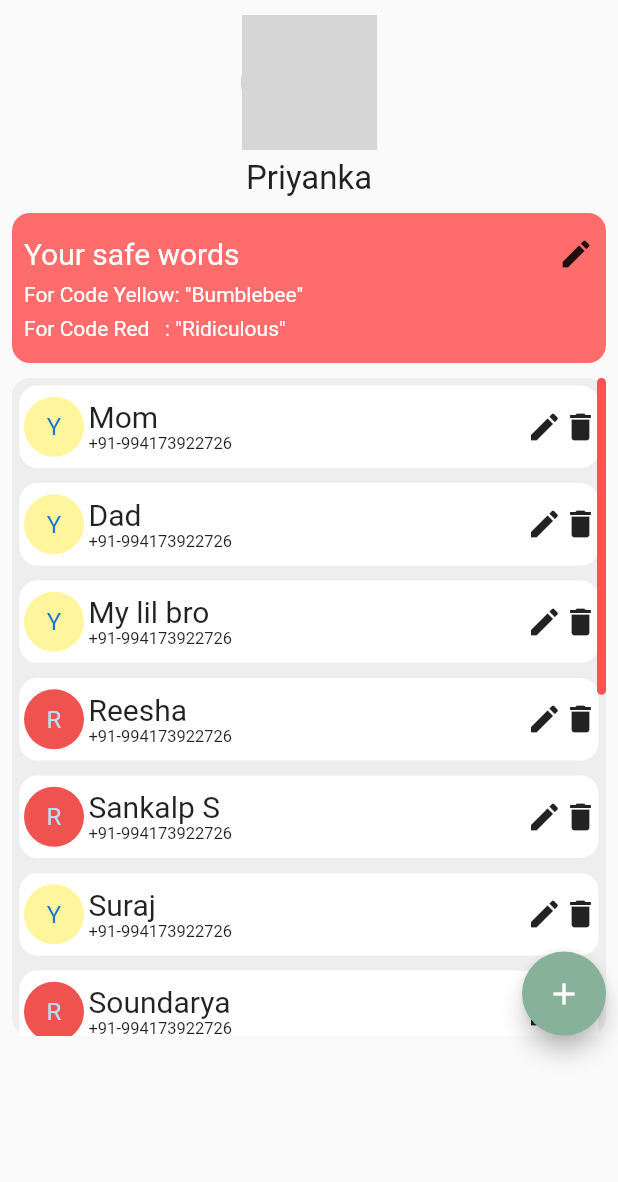
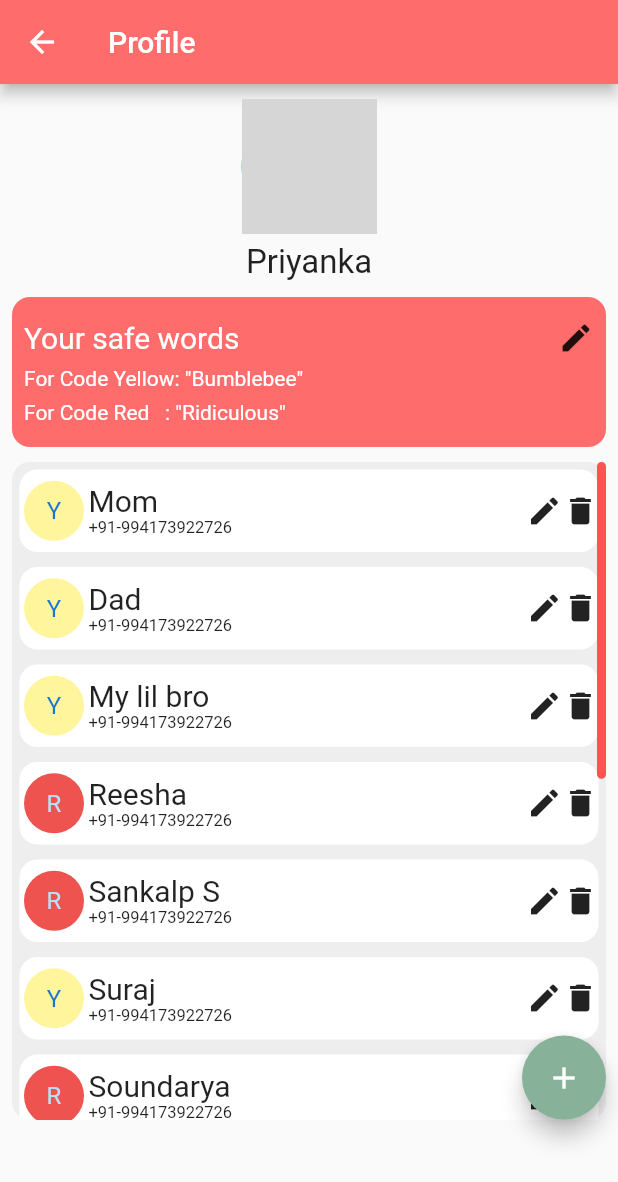
Before and after one commit to psk907/hacktable, a Flutter app: the ProfilePage screen opened directly, on a phone screen of 412 x 824 dp. Shown: the top 1182 px of the screen. Run offline on Flutter 3.47's test engine with Material 2 defaults, Android fonts, the phone set to English and light mode, and no system bars; our stand-ins replace circular_countdown_timer, dio, flutter_svg, get_it, google_fonts, google_maps_flutter and 3 more; missing offline and left inert: sms_maintained; accounts and stored records are empty; Roboto replaces fonts that are missing (Mukta); statements that could not run were skipped; grey boxes are pictures that could not be loaded.

Commit message:
Page routes and other stuff

```diff
--- a/lib/app.dart
+++ b/lib/app.dart
@@ -1,10 +1,12 @@
 import 'package:flutter/material.dart';
 import 'package:hacktable/components/bottom_nav_bar.dart';
+import 'package:hacktable/pages/map_feature/map_page.dart';
 import 'package:hacktable/pages/profile.dart';
 import 'package:hacktable/pages/sos/sos_landing.dart';
 import 'package:hacktable/pages/discussions/discussions_landing.dart';
 import 'package:hacktable/playground/playground.dart';
 import 'package:hacktable/themeconfig.dart';
+import 'package:hacktable/utils/router.dart';
 
 class App extends StatefulWidget {
   App({Key key}) : super(key: key);
@@ -43,7 +45,7 @@ class _AppState extends State<App> with SingleTickerProviderStateMixin {
         actions: [
           IconButton(
             icon: Icon(Icons.face_rounded),
-            onPressed: ()=>{},
+            onPressed: () => Navigator.pushNamed(context, PROFILE_PAGE),
           ),
         ],
       ),
@@ -57,7 +59,7 @@ class _AppState extends State<App> with SingleTickerProviderStateMixin {
     return TabBarView(
       controller: _tabController,
       physics: NeverScrollableScrollPhysics(),
-      children: [DiscussionsLanding(), SOSLandingPage(), ProfilePage()],
+      children: [MapPage(), SOSLandingPage(), DiscussionsLanding()],
     );
   }
 }
--- a/lib/main.dart
+++ b/lib/main.dart
@@ -7,6 +7,7 @@ import 'package:hacktable/root.dart';
 import 'package:hacktable/servicelocator.dart';
 import 'package:hacktable/services/permission_service.dart';
 import 'package:hacktable/themeconfig.dart';
+import 'package:hacktable/utils/router.dart';
 import 'package:provider/provider.dart';
 
 void main() async {
@@ -36,6 +37,7 @@ class MyApp extends StatelessWidget {
       theme: ThemeData(
         textTheme: GoogleFonts.muktaTextTheme(), //TODO: CHOSE FONT
       ),
+      onGenerateRoute: RouterThing.generateRoute,
       scrollBehavior: ScrollWithoutMaterialOverflowGlow(),
     );
   }
--- a/lib/pages/profile.dart
+++ b/lib/pages/profile.dart
@@ -13,7 +13,12 @@ class _ProfilePageState extends State<ProfilePage> {
   @override
   Widget build(BuildContext context) {
     double height = MediaQuery.of(context).size.height;
-    return Container(
+    return Scaffold(
+      appBar: AppBar(
+        backgroundColor: Palette.AppBarBackground,
+        title: Text("Profile"),
+      ),
+      body: Container(
         //color: Colors.grey[200],
         height: height * 0.85,
         padding: EdgeInsets.fromLTRB(8, 10, 8, 10),
@@ -28,7 +33,7 @@ class _ProfilePageState extends State<ProfilePage> {
                 CircleAvatar(
                   radius: 45,
                   backgroundColor: Palette.themeblue,
-                backgroundImage: AssetImage('dummy_profile_pic.jpg'),
+                  backgroundImage: AssetImage('assets/dummy_profile_pic.jpg'),
                 ),
                 SizedBox(
                   height: 6,
@@ -139,6 +144,7 @@ class _ProfilePageState extends State<ProfilePage> {
             )
           ],
         ),
+      ),
     );
   }
 }
--- /dev/null
+++ b/lib/utils/router.dart
@@ -0,0 +1,72 @@
+import 'package:flutter/material.dart';
+import 'package:hacktable/app.dart';
+import 'package:hacktable/pages/profile.dart';
+import 'package:hacktable/pages/splash_screen.dart';
+
+const PROFILE_PAGE = '/profile';
+const HOME_PAGE = '/home';
+const SPLASH_SCREEN = '/splash';
+const DUMMY_SCREEN = '/dummy';
+
+class RouterThing {
+  static Route<dynamic> generateRoute(RouteSettings settings) {
+    final args = settings.arguments;
+
+    switch (settings.name) {
+      //uncomment and import screens as they are created
+      // case '/':
+      // return CustomRoute(page: Root());
+      case HOME_PAGE:
+        return CustomRoute(page: App());
+
+      case SPLASH_SCREEN:
+        return CustomRoute(page: SplashScreen());
+
+      case PROFILE_PAGE:
+        return CustomRoute(page: ProfilePage());
+
+      // case '/Help':
+      //   return CustomRoute( page:Help());
+
+      case DUMMY_SCREEN:
+        return CustomRoute(page: Placeholder());
+
+      default:
+        print("Page doesn't exist");
+    }
+  }
+}
+
+/// Renders a page transtion
+/// SLIDE IN FROM RIGHT
+///
+/// Additional PageRoute arguments to be implemented below as and when needed
+class CustomRoute extends PageRouteBuilder {
+  final Widget page;
+
+  CustomRoute({
+    @required this.page,
+  }) : super(
+          pageBuilder: (
+            BuildContext context,
+            Animation<double> animation,
+            Animation<double> secondaryAnimation,
+          ) =>
+              page,
+          transitionDuration: Duration(milliseconds: 250),
+          reverseTransitionDuration: Duration(milliseconds: 200),
+          transitionsBuilder: (
+            BuildContext context,
+            Animation<double> animation,
+            Animation<double> secondaryAnimation,
+            Widget child,
+          ) =>
+              SlideTransition(
+            position: Tween<Offset>(
+              begin: const Offset(1, 0),
+              end: Offset.zero,
+            ).animate(animation),
+            child: child,
+          ),
+        );
+}
--- a/pubspec.yaml
+++ b/pubspec.yaml
@@ -32,6 +32,7 @@ dependencies:
   get_it: ^7.2.0
   google_fonts: ^2.1.0
   google_maps_flutter: ^2.0.6
+  location: ^4.3.0
   permission_handler: ^8.1.4+1
   provider: ^5.0.0
   shared_preferences: ^2.0.6
```
Also changed, not shown: lib/components/bottom_nav_bar.dart (+9 -18 lines), lib/configs/maps_format.dart (added, +232 -0 lines), lib/pages/map_feature/map_page.dart (added, +84 -0 lines), lib/services/location_service.dart (added, +45 -0 lines), 1 other file. Lines whose indentation alone changed are shown as unchanged.
